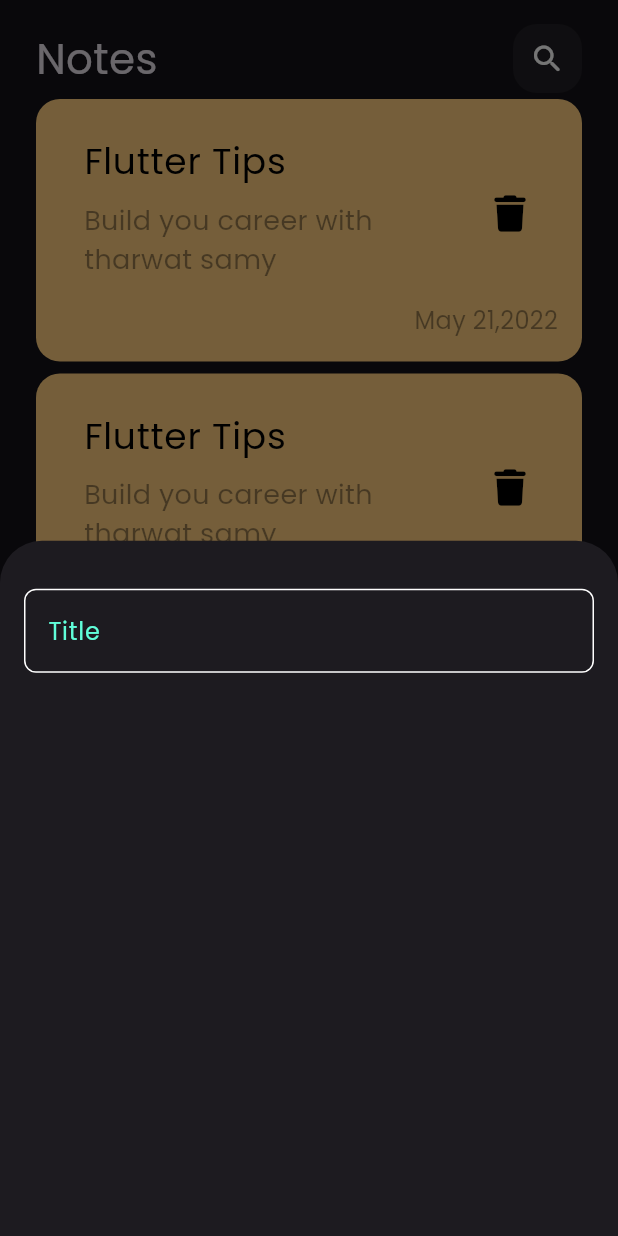
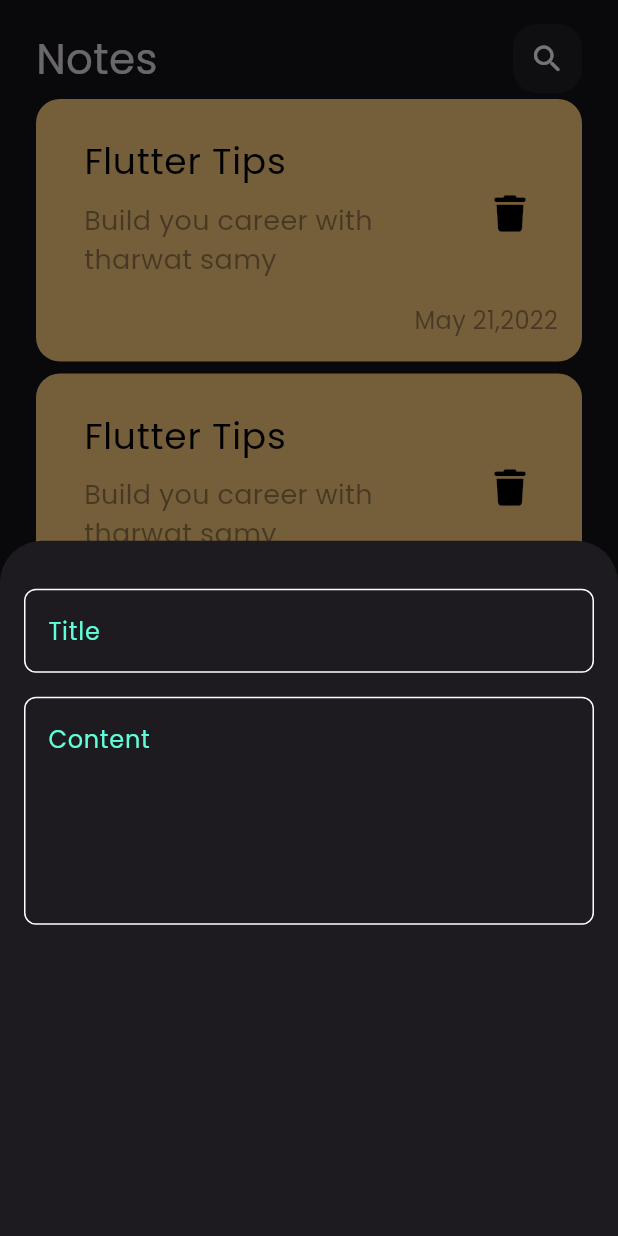
Before and after one commit to EnassKadree/notes_app, a Flutter app: the screen it shows after launch, after a tap on the "add" icon, on a phone screen of 412 x 824 dp. Run offline on Flutter 3.47's test engine with Material 3 defaults, Android fonts, the phone set to English and light mode, and no system bars; our stand-ins replace font_awesome_flutter.

Commit message:
add fields to modal bottom sheet

```diff
--- a/lib/views/widgets/add_note_modal.dart
+++ b/lib/views/widgets/add_note_modal.dart
@@ -10,14 +10,16 @@ class AddNoteModalBottomSheet extends StatelessWidget
   @override
   Widget build(BuildContext context)
   {
-    return Padding
+    return const Padding
     (
-      padding: const EdgeInsets.symmetric(vertical: 32, horizontal: 16),
+      padding: EdgeInsets.symmetric(vertical: 32, horizontal: 16),
       child: Column
       (
         children:
         [
-          CustomTextField()
+          CustomTextField(hint: 'Title',),
+          SizedBox(height: 16,),
+          CustomTextField(hint: 'Content', maxLines: 5,),
         ],
       ),
     );
--- a/lib/views/widgets/custom_text_field.dart
+++ b/lib/views/widgets/custom_text_field.dart
@@ -3,21 +3,23 @@ import 'package:ntoes_app/constants.dart';
 
 class CustomTextField extends StatelessWidget
 {
-  const CustomTextField({super.key});
+  const CustomTextField({required this.hint, this.maxLines = 1});
+  final String hint;
+  final int maxLines;
 
   @override
   Widget build(BuildContext context)
   {
     return TextField
     (
-
+      maxLines: maxLines,
       decoration: InputDecoration
       (
         border: buildBorder(),
         enabledBorder: buildBorder(),
         focusedBorder: buildBorder(kPrimaryColor),
         hintStyle: const TextStyle(color: kPrimaryColor),
-        hintText: 'Title'
+        hintText: hint
       ),
     );
   }
```
